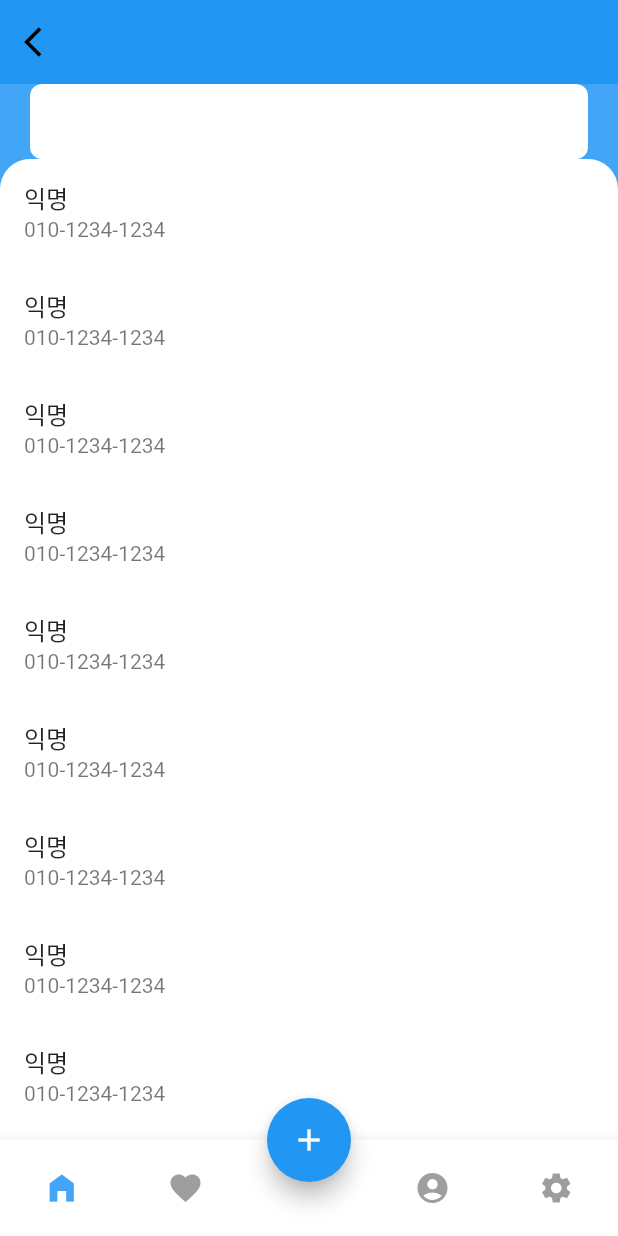
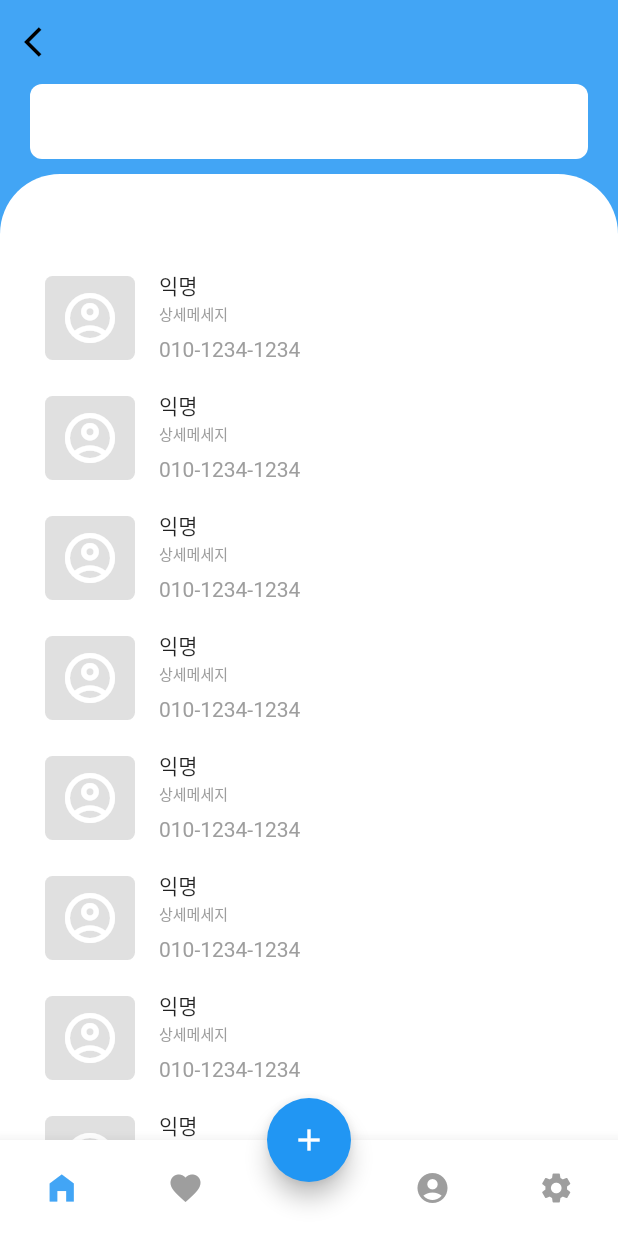
Before and after one commit to formart12/LJH_complex_ui, a Flutter app: the screen it shows after launch, on a phone screen of 412 x 824 dp. Run offline on Flutter 3.47's test engine with Material 3 defaults, Android fonts, the phone set to English and light mode, and no system bars.

Commit message:
간단한 앱

```diff
--- a/lib/main.dart
+++ b/lib/main.dart
@@ -10,10 +10,10 @@
 
 class Myapp extends StatelessWidget {
   const Myapp({super.key});
-
   @override
   Widget build(BuildContext context) {
     return MaterialApp(
+      debugShowCheckedModeBanner: false,
       theme: ThemeData(useMaterial3: false),
       home: App(),
     );
--- a/lib/src/app.dart
+++ b/lib/src/app.dart
@@ -25,7 +25,7 @@ class _AppState extends State<App> {
         children: [
           FriendsListPage(),
           Container(
-            color: Colors.blue[400],
+            color: Colors.red,
           ),
           Container(
             color: Colors.yellow,
@@ -34,7 +34,7 @@ class _AppState extends State<App> {
             color: Colors.green,
           ),
           Container(
-            color: Colors.yellow[400],
+            color: Colors.yellow,
           ),
         ],
       ),
--- a/lib/src/pages/feiends_list_page.dart
+++ b/lib/src/pages/feiends_list_page.dart
@@ -9,6 +9,7 @@ class FriendsListPage extends StatelessWidget {
     return Scaffold(
       backgroundColor: Colors.blue[400],
       appBar: AppBar(
+        backgroundColor: Colors.blue[400],
         leading: const Icon(
           Icons.arrow_back_ios,
           color: Colors.black,
@@ -26,26 +27,71 @@ class FriendsListPage extends StatelessWidget {
         child: Container(
           width: double.infinity,
           height: 50,
+          margin: const EdgeInsets.only(bottom: 10),
           decoration: BoxDecoration(
-              borderRadius: BorderRadius.circular(8.0), color: Colors.white),
+            borderRadius: BorderRadius.circular(8.0),
+            color: Colors.white,
+          ),
         ),
       );
 
   Widget _frendsList() => Expanded(
         child: Container(
-            width: double.infinity,
-            decoration: const BoxDecoration(
-                borderRadius: BorderRadius.only(
-                  topLeft: Radius.circular(20.0),
-                  topRight: Radius.circular(20.0),
-                ),
-                color: Colors.white),
+          width: double.infinity,
+          decoration: const BoxDecoration(
+            borderRadius: BorderRadius.only(
+              topLeft: Radius.circular(40.0),
+              topRight: Radius.circular(40.0),
+            ),
+            color: Colors.white,
+          ),
+          child: Padding(
+            padding: const EdgeInsets.only(top: 60), // 노치바를 넣기 위한 여백 설정
             child: ListView.builder(
               itemCount: 50,
-              itemBuilder: (context, index) => const ListTile(
-                title: Text("익명"),
-                subtitle: Text("010-1234-1234"),
+              itemBuilder: (context, index) => ListTile(
+                contentPadding:
+                    const EdgeInsets.only(bottom: 8.0), // 텍스트 아래 여백 조정
+                leading: Container(
+                  margin: const EdgeInsets.only(left: 30), // 아이콘 상자 옆 여백 설정
+                  width: 60, // 아이콘 영역의 폭 지정
+                  height: 60, // 아이콘 영역의 높이 지정
+                  decoration: BoxDecoration(
+                    color: Colors.grey[300], // 사각형의 색상 설정
+                    borderRadius:
+                        BorderRadius.circular(5.0), // 사각형의 모서리를 둥글게 설정
+                  ),
+                  child: Icon(
+                    Icons.account_circle_outlined,
+                    size: 40, // 사용할 아이콘 설정
+                    color: Colors.white, // 아이콘 색상 설정
+                  ),
+                ),
+                title: RichText(
+                  text: TextSpan(
+                    style: DefaultTextStyle.of(context).style,
+                    children: [
+                      TextSpan(
+                        text: "익명\n",
+                      ),
+                      TextSpan(
+                        text: "상세메세지",
+                        style: TextStyle(
+                            color: Colors.grey, fontSize: 10 // 두 번째 텍스트에 대한 스타일
+                            ),
+                      ),
+                    ],
+                  ),
+                ),
+                subtitle: Text(
+                  "010-1234-1234",
+                  style: TextStyle(color: Colors.grey, fontSize: 14, height: 2),
+                ),
               ),
-            )),
+            ),
+          ),
+        ),
       );
 }
+// title , subtitle 을 지정해놓고 textspan 으로 설정은 어떻게 하는가
+// List 안에 박스 넣는법
```
